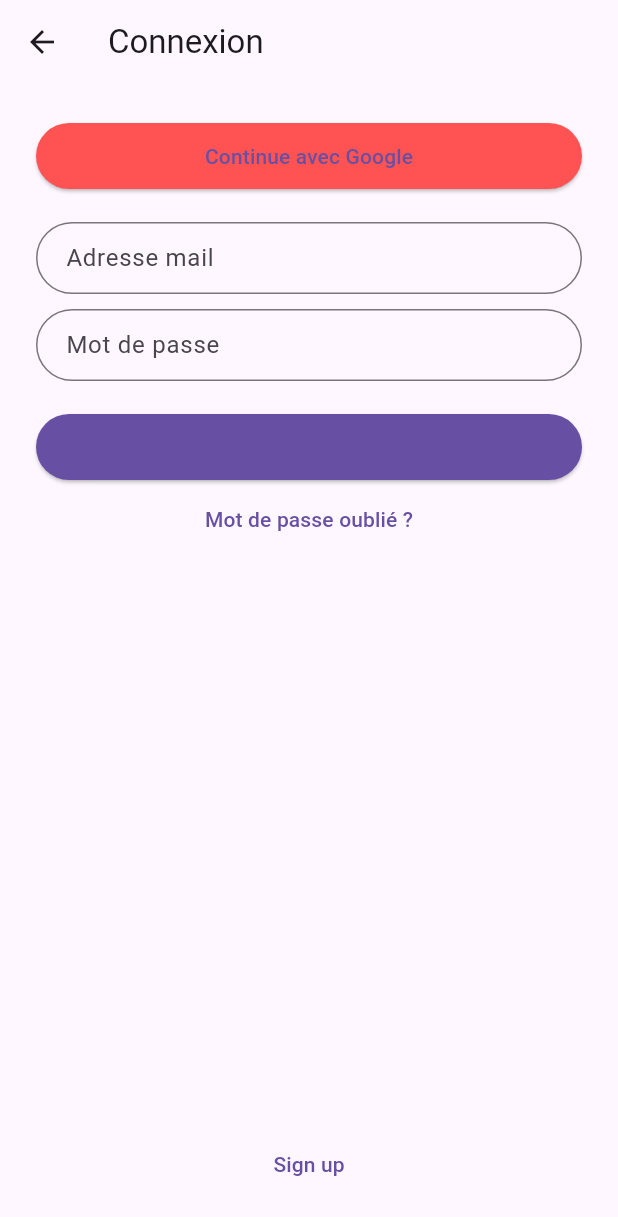
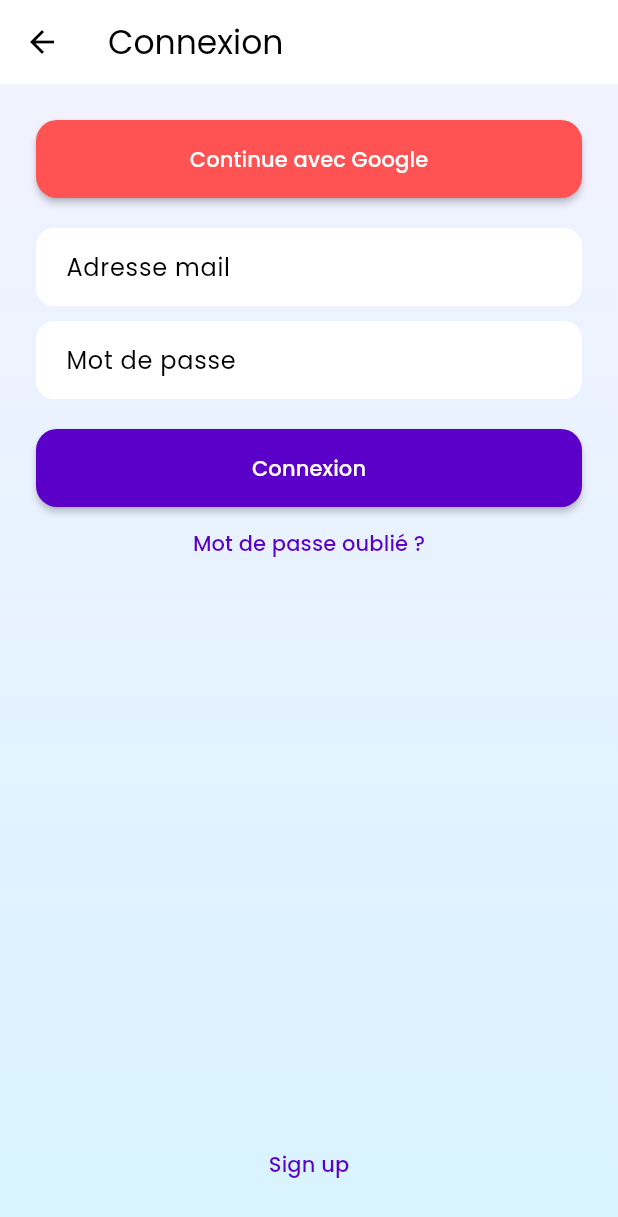
Before and after one commit to ihabsouey/talent, a Flutter app: the screen it shows after launch, after a tap on "Je suis étudiant.e", on a phone screen of 412 x 824 dp. Shown: the top 1217 px of the screen. Run offline on Flutter 3.47's test engine with Material 3 defaults, Android fonts, the phone set to English and light mode, and no system bars; our stand-ins replace google_fonts, google_sign_in, shared_preferences; network calls fail.

Commit message:
Apply modern UI theme and styles

```diff
--- /dev/null
+++ b/flutter_frontend/lib/constants.dart
@@ -0,0 +1,9 @@
+import 'package:flutter/material.dart';
+
+const Color primaryColor = Color(0xFF5A00C9); // violet profond
+const Color secondaryColor = Color(0xFF00E0FF); // cyan clair (admin)
+const Color recruiterColor = Color(0xFFFF70C0); // rose recruteur
+const Color lightGradientStart = Color(0xFFF3F2FF); // fond degradé clair
+const Color lightGradientEnd = Color(0xFFD8F3FF);
+const Color darkText = Color(0xFF1C1C1E);
+const Color lightText = Color(0xFF8E8E93);
--- a/flutter_frontend/lib/main.dart
+++ b/flutter_frontend/lib/main.dart
@@ -1,4 +1,6 @@
 import 'package:flutter/material.dart';
+import 'package:google_fonts/google_fonts.dart';
+import 'constants.dart';
 import 'screens/onboarding_screen.dart';
 import 'screens/role_selection_screen.dart';
 import 'screens/login_screen.dart';
@@ -15,7 +17,14 @@ class TalentApp extends StatelessWidget {
     return MaterialApp(
       debugShowCheckedModeBanner: false,
       title: 'Talent',
-      theme: ThemeData(primarySwatch: Colors.deepPurple),
+      theme: ThemeData(
+        primaryColor: primaryColor,
+        colorScheme: ColorScheme.fromSwatch().copyWith(
+          primary: primaryColor,
+          secondary: secondaryColor,
+        ),
+        textTheme: GoogleFonts.poppinsTextTheme(),
+      ),
       initialRoute: '/',
       routes: {
         '/': (context) => OnboardingScreen(),
--- a/flutter_frontend/lib/screens/login_screen.dart
+++ b/flutter_frontend/lib/screens/login_screen.dart
@@ -2,6 +2,7 @@ import 'package:flutter/material.dart';
 import 'package:google_sign_in/google_sign_in.dart';
 import '../widgets/custom_button.dart';
 import '../widgets/rounded_text_field.dart';
+import '../constants.dart';
 
 class LoginScreen extends StatelessWidget {
   final TextEditingController emailController = TextEditingController();
@@ -19,8 +20,15 @@ class LoginScreen extends StatelessWidget {
   @override
   Widget build(BuildContext context) {
     return Scaffold(
-      appBar: AppBar(title: Text('Connexion')),
-      body: Padding(
+      appBar: AppBar(title: const Text('Connexion')),
+      body: Container(
+        decoration: const BoxDecoration(
+          gradient: LinearGradient(
+            colors: [lightGradientStart, lightGradientEnd],
+            begin: Alignment.topCenter,
+            end: Alignment.bottomCenter,
+          ),
+        ),
         padding: const EdgeInsets.all(24.0),
         child: Column(
           crossAxisAlignment: CrossAxisAlignment.stretch,
--- a/flutter_frontend/lib/screens/onboarding_screen.dart
+++ b/flutter_frontend/lib/screens/onboarding_screen.dart
@@ -1,4 +1,5 @@
 import 'package:flutter/material.dart';
+import '../constants.dart';
 
 class OnboardingScreen extends StatefulWidget {
   @override
@@ -23,9 +24,9 @@ class _OnboardingScreenState extends State<OnboardingScreen> {
       body: Container(
         decoration: const BoxDecoration(
           gradient: LinearGradient(
-            colors: [Colors.deepPurple, Colors.lightBlueAccent],
-            begin: Alignment.topLeft,
-            end: Alignment.bottomRight,
+            colors: [lightGradientStart, lightGradientEnd],
+            begin: Alignment.topCenter,
+            end: Alignment.bottomCenter,
           ),
         ),
         child: Center(
--- a/flutter_frontend/lib/screens/role_selection_screen.dart
+++ b/flutter_frontend/lib/screens/role_selection_screen.dart
@@ -1,6 +1,7 @@
 import 'package:flutter/material.dart';
 import 'package:shared_preferences/shared_preferences.dart';
 import '../widgets/custom_button.dart';
+import '../constants.dart';
 
 class RoleSelectionScreen extends StatelessWidget {
   Future<void> _selectRole(BuildContext context, String role) async {
@@ -12,8 +13,15 @@ class RoleSelectionScreen extends StatelessWidget {
   @override
   Widget build(BuildContext context) {
     return Scaffold(
-      appBar: AppBar(title: Text('Welcome !')),
-      body: Padding(
+      appBar: AppBar(title: const Text('Welcome !')),
+      body: Container(
+        decoration: const BoxDecoration(
+          gradient: LinearGradient(
+            colors: [lightGradientStart, lightGradientEnd],
+            begin: Alignment.topCenter,
+            end: Alignment.bottomCenter,
+          ),
+        ),
         padding: const EdgeInsets.all(24.0),
         child: Column(
           crossAxisAlignment: CrossAxisAlignment.stretch,
@@ -26,19 +34,19 @@ class RoleSelectionScreen extends StatelessWidget {
             SizedBox(height: 40),
             CustomButton(
               text: 'Je suis étudiant.e',
-              color: Colors.deepPurple,
+              color: primaryColor,
               onPressed: () => _selectRole(context, 'student'),
             ),
             SizedBox(height: 16),
             CustomButton(
               text: 'Je suis administrateur.trice',
-              color: Colors.cyan,
+              color: secondaryColor,
               onPressed: () => _selectRole(context, 'admin'),
             ),
             SizedBox(height: 16),
             CustomButton(
               text: 'Je suis Recruteur.trice',
-              color: Colors.pinkAccent,
+              color: recruiterColor,
               onPressed: () => _selectRole(context, 'recruiter'),
             ),
           ],
--- a/flutter_frontend/lib/widgets/custom_button.dart
+++ b/flutter_frontend/lib/widgets/custom_button.dart
@@ -1,4 +1,5 @@
 import 'package:flutter/material.dart';
+import '../constants.dart';
 
 class CustomButton extends StatelessWidget {
   final String text;
@@ -16,12 +17,18 @@ class CustomButton extends StatelessWidget {
   Widget build(BuildContext context) {
     return ElevatedButton(
       style: ElevatedButton.styleFrom(
-        backgroundColor: color ?? Theme.of(context).primaryColor,
-        shape: RoundedRectangleBorder(borderRadius: BorderRadius.circular(30)),
-        padding: EdgeInsets.symmetric(vertical: 12),
+        backgroundColor: color ?? primaryColor,
+        shape: RoundedRectangleBorder(
+          borderRadius: BorderRadius.circular(14),
+        ),
+        padding: const EdgeInsets.symmetric(vertical: 16, horizontal: 24),
+        elevation: 2,
       ),
       onPressed: onPressed,
-      child: Text(text),
+      child: Text(
+        text,
+        style: const TextStyle(color: Colors.white),
+      ),
     );
   }
 }
--- a/flutter_frontend/lib/widgets/rounded_text_field.dart
+++ b/flutter_frontend/lib/widgets/rounded_text_field.dart
@@ -1,4 +1,5 @@
 import 'package:flutter/material.dart';
+import '../constants.dart';
 
 class RoundedTextField extends StatelessWidget {
   final TextEditingController controller;
@@ -18,9 +19,14 @@ class RoundedTextField extends StatelessWidget {
       controller: controller,
       obscureText: obscureText,
       decoration: InputDecoration(
+        filled: true,
+        fillColor: Colors.white,
         hintText: hintText,
-        border: OutlineInputBorder(borderRadius: BorderRadius.circular(30)),
-        contentPadding: EdgeInsets.symmetric(horizontal: 16, vertical: 12),
+        border: OutlineInputBorder(
+          borderRadius: BorderRadius.circular(12),
+          borderSide: BorderSide.none,
+        ),
+        contentPadding: const EdgeInsets.symmetric(horizontal: 16, vertical: 14),
       ),
     );
   }
--- a/flutter_frontend/pubspec.yaml
+++ b/flutter_frontend/pubspec.yaml
@@ -13,6 +13,7 @@ dependencies:
   google_sign_in: ^6.1.0
   font_awesome_flutter: ^10.4.0
   provider: ^6.0.5
+  google_fonts: ^4.0.3
 
 dev_dependencies:
   flutter_test:
```
Also changed, not shown: flutter_frontend/lib/screens/home_screen.dart (+33 -7 lines), flutter_frontend/lib/screens/offer_detail_screen.dart (+14 -5 lines), flutter_frontend/lib/widgets/offer_card.dart (+29 -21 lines).
